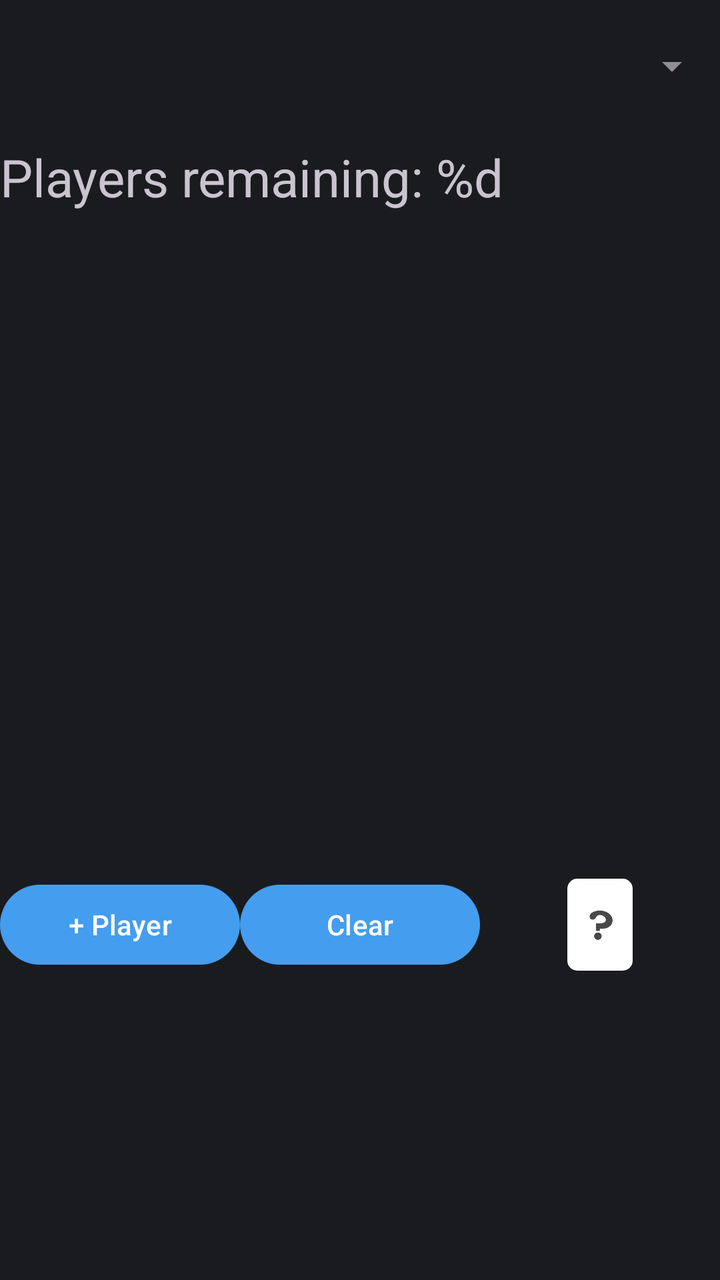
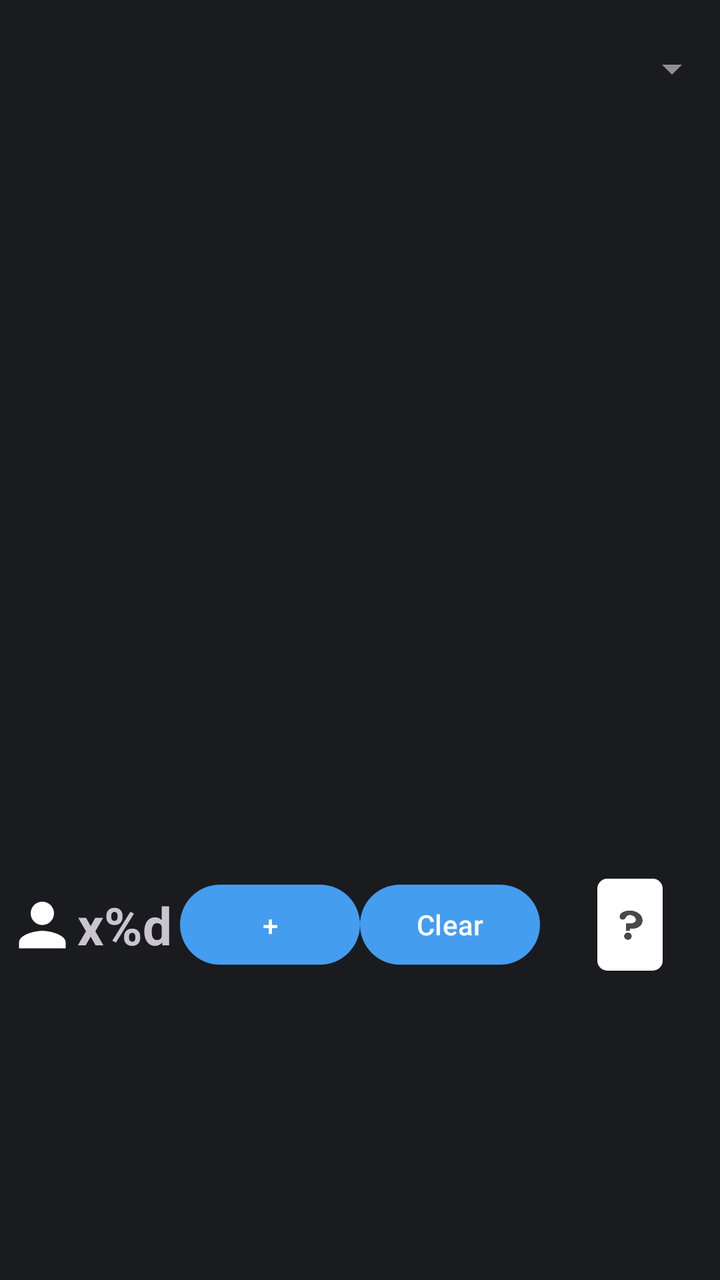

The first picture is an Android layout as it rendered before a commit; the second is the same layout after the commit. The layout source and the unified diff follow.
<!-- AndroidManifest.xml: application theme Theme.CJPokerOddsCalculator -->
<!-- res/layout/fragment_equity_calculator.xml -->
<?xml version="1.0" encoding="utf-8"?>
<androidx.constraintlayout.widget.ConstraintLayout
    xmlns:android="http://schemas.android.com/apk/res/android"
    xmlns:app="http://schemas.android.com/apk/res-auto"
    android:id="@+id/main_ui"
    android:layout_width="match_parent"
    android:layout_height="match_parent"
    android:keepScreenOn="true">

    <View
        android:id="@+id/hide_card_selector_area"
        android:layout_width="match_parent"
        android:layout_height="0dp"
        app:layout_constraintTop_toTopOf="parent"
        app:layout_constraintBottom_toTopOf="@id/input_cards" />

    <com.google.android.material.textfield.TextInputLayout
        android:id="@+id/calculator_selector_layout"
        style="@style/Widget.MaterialComponents.TextInputLayout.OutlinedBox.ExposedDropdownMenu"
        android:layout_width="match_parent"
        android:layout_height="wrap_content"
        app:boxStrokeWidth="0dp"
        app:boxStrokeWidthFocused="0dp"
        app:endIconTint="#928E95"
        app:boxBackgroundColor="#1A1B1E"
        app:layout_constraintTop_toTopOf="parent"
        app:layout_constraintLeft_toLeftOf="parent"
        app:layout_constraintRight_toRightOf="parent">

        <com.google.android.material.textfield.MaterialAutoCompleteTextView
            android:id="@+id/calculator_selector"
            android:layout_width="match_parent"
            android:layout_height="wrap_content"
            android:inputType="none" />

    </com.google.android.material.textfield.TextInputLayout>

    <androidx.constraintlayout.widget.Guideline
        android:id="@+id/guideline_1"
        android:layout_width="wrap_content"
        android:layout_height="wrap_content"
        android:orientation="vertical"
        app:layout_constraintGuide_percent="0.6" />

    <androidx.constraintlayout.widget.Guideline
        android:id="@+id/guideline_2"
        android:layout_width="wrap_content"
        android:layout_height="wrap_content"
        android:orientation="vertical"
        app:layout_constraintGuide_percent="0.8" />

    <com.google.android.material.imageview.ShapeableImageView
        android:id="@+id/flop1"
        style="@style/SelectCardButton"
        android:contentDescription="@string/flop1"
        app:layout_constraintLeft_toLeftOf="parent"
        app:layout_constraintRight_toLeftOf="@id/flop2"
        app:layout_constraintTop_toBottomOf="@id/calculator_selector_layout" />

    <com.google.android.material.imageview.ShapeableImageView
        android:id="@+id/flop2"
        style="@style/SelectCardButton"
        android:contentDescription="@string/flop2"
        app:layout_constraintLeft_toRightOf="@id/flop1"
        app:layout_constraintRight_toLeftOf="@id/flop3"
        app:layout_constraintTop_toBottomOf="@id/calculator_selector_layout" />

    <com.google.android.material.imageview.ShapeableImageView
        android:id="@+id/flop3"
        style="@style/SelectCardButton"
        android:contentDescription="@string/flop3"
        app:layout_constraintLeft_toRightOf="@id/flop2"
        app:layout_constraintRight_toLeftOf="@id/guideline_1"
        app:layout_constraintTop_toBottomOf="@id/calculator_selector_layout" />


    <com.google.android.material.imageview.ShapeableImageView
        android:id="@+id/turn"
        style="@style/SelectCardButton"
        android:contentDescription="@string/card_turn"
        app:layout_constraintLeft_toRightOf="@id/guideline_1"
        app:layout_constraintRight_toLeftOf="@id/guideline_2"
        app:layout_constraintTop_toBottomOf="@id/calculator_selector_layout" />

    <com.google.android.material.imageview.ShapeableImageView
        android:id="@+id/river"
        style="@style/SelectCardButton"
        android:contentDescription="@string/card_river"
        app:layout_constraintLeft_toRightOf="@id/guideline_2"
        app:layout_constraintRight_toRightOf="parent"
        app:layout_constraintTop_toBottomOf="@id/calculator_selector_layout" />

    <TextView
        android:id="@+id/playersremaining"
        android:layout_width="wrap_content"
        android:layout_height="wrap_content"
        android:text="@string/players_remaining"
        android:textSize="26sp"
        app:layout_constraintLeft_toLeftOf="parent"
        app:layout_constraintTop_toBottomOf="@id/flop1"
        app:layout_constraintBottom_toTopOf="@id/player_list" />

    <androidx.recyclerview.widget.RecyclerView
        android:id="@+id/player_list"
        android:layout_width="match_parent"
        android:layout_height="0dp"
        app:layout_constraintTop_toBottomOf="@id/playersremaining"
        app:layout_constraintBottom_toTopOf="@id/res_desc" />

    <TextView
        android:id="@+id/res_desc"
        android:layout_width="match_parent"
        android:layout_height="wrap_content"
        android:gravity="center"
        android:textSize="11sp"
        app:layout_constraintTop_toBottomOf="@id/player_list"
        app:layout_constraintBottom_toTopOf="@id/addplayer" />

    <com.google.android.material.button.MaterialButton
        android:id="@+id/addplayer"
        android:layout_width="0dp"
        android:layout_height="wrap_content"
        android:gravity="center_vertical|center_horizontal"
        android:maxLines="1"
        android:text="@string/add_player"
        app:layout_constraintLeft_toLeftOf="parent"
        app:layout_constraintRight_toLeftOf="@id/clear"
        app:layout_constraintTop_toBottomOf="@id/res_desc"
        app:layout_constraintBottom_toTopOf="@id/input_cards" />

    <com.google.android.material.button.MaterialButton
        android:id="@+id/clear"
        android:layout_width="0dp"
        android:layout_height="wrap_content"
        android:gravity="center_vertical|center_horizontal"
        android:text="@string/clear"
        app:layout_constraintLeft_toRightOf="@id/addplayer"
        app:layout_constraintRight_toLeftOf="@id/button_unknown_spacer"
        app:layout_constraintTop_toBottomOf="@id/res_desc"
        app:layout_constraintBottom_toTopOf="@id/input_cards" />

    <Space
        android:id="@+id/button_unknown_spacer"
        android:layout_width="0dp"
        android:layout_height="0dp"
        app:layout_constraintLeft_toRightOf="@id/clear"
        app:layout_constraintRight_toRightOf="parent"
        app:layout_constraintTop_toBottomOf="@id/res_desc"
        app:layout_constraintBottom_toTopOf="@id/input_cards" />

    <com.google.android.material.imageview.ShapeableImageView
        android:id="@+id/button_unknown"
        android:layout_width="wrap_content"
        android:layout_height="0dp"
        android:src="@drawable/unknown_button"
        android:scaleType="fitCenter"
        android:padding="1dp"
        android:adjustViewBounds="true"
        app:shapeAppearanceOverlay="@style/RoundedImage"
        app:layout_constraintLeft_toRightOf="@id/clear"
        app:layout_constraintRight_toRightOf="parent"
        app:layout_constraintTop_toBottomOf="@id/res_desc"
        app:layout_constraintBottom_toTopOf="@id/input_cards"
        android:contentDescription="@string/unknown" />

    <androidx.constraintlayout.widget.Group
        android:layout_width="wrap_content"
        android:layout_height="wrap_content"
        app:constraint_referenced_ids="button_unknown_spacer,button_unknown"
        android:id="@+id/button_unknown_group" />

    <androidx.constraintlayout.widget.ConstraintLayout
        android:id="@+id/input_cards"
        android:layout_width="match_parent"
        android:layout_height="0dp"
        app:layout_constraintTop_toBottomOf="@id/addplayer"
        app:layout_constraintBottom_toBottomOf="parent"
        app:layout_constraintHeight_percent="0.24" >

    </androidx.constraintlayout.widget.ConstraintLayout>

</androidx.constraintlayout.widget.ConstraintLayout>
<!-- resources referenced by this layout -->
<resources>
  <!-- drawable unknown_button: png bitmap (drawable-nodpi, 1598 bytes) -->
  <string name="add_player">+ Player</string>
  <string name="card_river">CardRiver</string>
  <string name="card_turn">CardTurn</string>
  <string name="clear">Clear</string>
  <string name="flop1">Flop1</string>
  <string name="flop2">Flop2</string>
  <string name="flop3">Flop3</string>
  <string name="players_remaining">Players remaining: %d</string>
  <string name="unknown">Unknown</string>
  <style name="RoundedImage">
          <item name="cornerFamily">rounded</item>
          <item name="cornerSize">5dp</item>
      </style>
  <style name="SelectCardButton" parent="Widget.MaterialComponents.ShapeableImageView">
          <item name="android:layout_width">wrap_content</item>
          <item name="android:layout_height">wrap_content</item>
          <item name="android:scaleType">fitCenter</item>
          <item name="android:adjustViewBounds">true</item>
          <item name="android:padding">5dp</item>
          <item name="strokeColor">@color/card_selected</item>
          <item name="shapeAppearanceOverlay">@style/RoundedImage</item>
      </style>
  <style name="Theme.CJPokerOddsCalculator" parent="Base.Theme.CJPokerOddsCalculator" />
  <color name="card_selected">#FFA500</color>
  <style name="Base.Theme.CJPokerOddsCalculator" parent="Theme.Material3.Dark.NoActionBar">
          <item name="colorPrimary">#449DEF</item>
          <item name="colorOnPrimary">#FFFFFF</item>
          <item name="android:colorBackground">#1A1B1E</item>
      </style>
</resources>

<!-- the commit's change to res/layout/fragment_equity_calculator.xml (unified diff, before → after) -->
@@ -31,6 +31,7 @@
             android:id="@+id/calculator_selector"
             android:layout_width="match_parent"
             android:layout_height="wrap_content"
+            android:textSize="18sp"
             android:inputType="none" />
 
     </com.google.android.material.textfield.TextInputLayout>
@@ -90,21 +91,12 @@
         app:layout_constraintRight_toRightOf="parent"
         app:layout_constraintTop_toBottomOf="@id/calculator_selector_layout" />
 
-    <TextView
-        android:id="@+id/playersremaining"
-        android:layout_width="wrap_content"
-        android:layout_height="wrap_content"
-        android:text="@string/players_remaining"
-        android:textSize="26sp"
-        app:layout_constraintLeft_toLeftOf="parent"
-        app:layout_constraintTop_toBottomOf="@id/flop1"
-        app:layout_constraintBottom_toTopOf="@id/player_list" />
-
     <androidx.recyclerview.widget.RecyclerView
         android:id="@+id/player_list"
         android:layout_width="match_parent"
         android:layout_height="0dp"
-        app:layout_constraintTop_toBottomOf="@id/playersremaining"
+        android:layout_marginTop="10dp"
+        app:layout_constraintTop_toBottomOf="@id/flop1"
         app:layout_constraintBottom_toTopOf="@id/res_desc" />
 
     <TextView
@@ -116,6 +108,30 @@
         app:layout_constraintTop_toBottomOf="@id/player_list"
         app:layout_constraintBottom_toTopOf="@id/addplayer" />
 
+    <Space
+        android:id="@+id/playerremaining_spacer"
+        android:layout_width="0dp"
+        android:layout_height="0dp"
+        app:layout_constraintLeft_toLeftOf="parent"
+        app:layout_constraintRight_toLeftOf="@id/addplayer"
+        app:layout_constraintTop_toBottomOf="@id/res_desc"
+        app:layout_constraintBottom_toTopOf="@id/input_cards" />
+
+    <com.google.android.material.textview.MaterialTextView
+        android:id="@+id/playersremaining"
+        android:layout_width="wrap_content"
+        android:layout_height="wrap_content"
+        android:text="@string/players_remaining"
+        android:textSize="26sp"
+        android:textStyle="bold"
+        android:gravity="bottom"
+        app:drawableStartCompat="@drawable/baseline_person_35"
+        app:drawableTint="@android:color/white"
+        app:layout_constraintLeft_toLeftOf="parent"
+        app:layout_constraintRight_toLeftOf="@id/addplayer"
+        app:layout_constraintTop_toBottomOf="@id/res_desc"
+        app:layout_constraintBottom_toTopOf="@id/input_cards" />
+
     <com.google.android.material.button.MaterialButton
         android:id="@+id/addplayer"
         android:layout_width="0dp"
@@ -123,7 +139,7 @@
         android:gravity="center_vertical|center_horizontal"
         android:maxLines="1"
         android:text="@string/add_player"
-        app:layout_constraintLeft_toLeftOf="parent"
+        app:layout_constraintLeft_toRightOf="@id/playerremaining_spacer"
         app:layout_constraintRight_toLeftOf="@id/clear"
         app:layout_constraintTop_toBottomOf="@id/res_desc"
         app:layout_constraintBottom_toTopOf="@id/input_cards" />
<!-- resource entries referenced after the edit -->
@@ -1,5 +1,11 @@
 <!-- resources referenced by this layout -->
 <resources>
+  <!-- drawable baseline_person_35 (drawable) -->
+  <vector xmlns:android="http://schemas.android.com/apk/res/android" android:height="35dp" android:tint="#000000" android:viewportHeight="24" android:viewportWidth="24" android:width="35dp">
+        
+      <path android:fillColor="@android:color/white" android:pathData="M12,12c2.21,0 4,-1.79 4,-4s-1.79,-4 -4,-4 -4,1.79 -4,4 1.79,4 4,4zM12,14c-2.67,0 -8,1.34 -8,4v2h16v-2c0,-2.66 -5.33,-4 -8,-4z"/>
+      
+  </vector>
   <!-- drawable unknown_button: png bitmap (drawable-nodpi, 1598 bytes) -->
   <string name="add_player">+ Player</string>
   <string name="card_river">CardRiver</string>
@@ -8,7 +14,7 @@
   <string name="flop1">Flop1</string>
   <string name="flop2">Flop2</string>
   <string name="flop3">Flop3</string>
-  <string name="players_remaining">Players remaining: %d</string>
+  <string name="players_remaining">x%d</string>
   <string name="unknown">Unknown</string>
   <style name="RoundedImage">
           <item name="cornerFamily">rounded</item>
